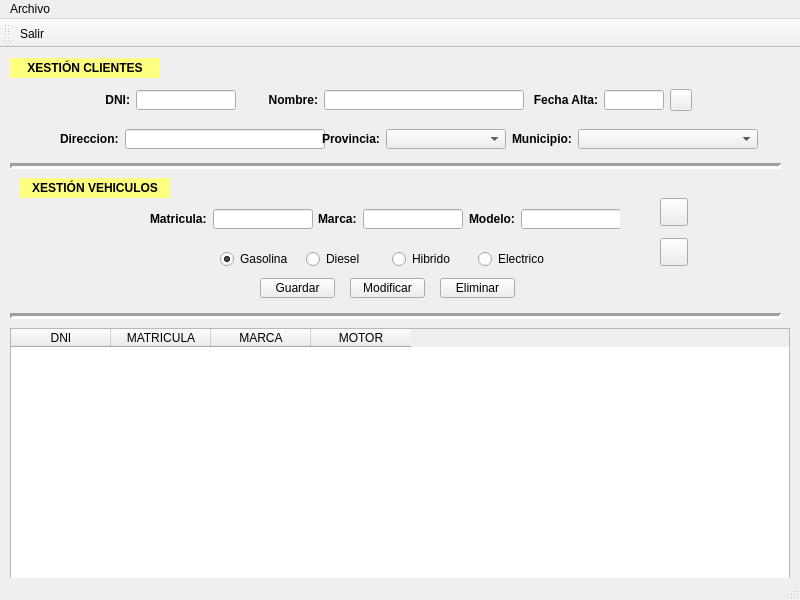
Before: the Qt Designer form QuintanaRanha/ventMain.ui in Martin-Quintana/Desenvolvemento-de-Interfaces, drawn with Qt 5.
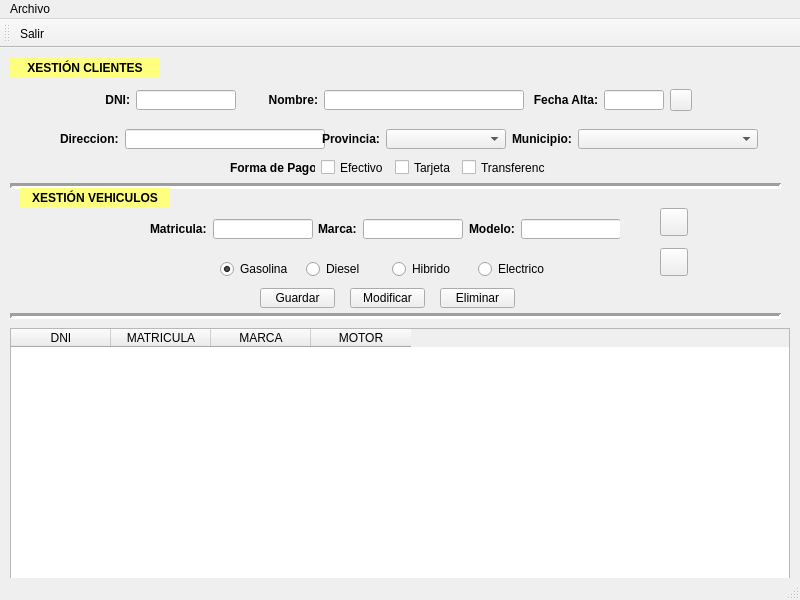
After: the same form once the commit is applied. Icons and pictures are not drawn.

```diff
--- a/QuintanaRanha/ventMain.ui
+++ b/QuintanaRanha/ventMain.ui
@@ -71,7 +71,7 @@
     <property name="geometry">
      <rect>
       <x>10</x>
-      <y>110</y>
+      <y>130</y>
       <width>771</width>
       <height>16</height>
      </rect>
@@ -87,7 +87,7 @@
     <property name="geometry">
      <rect>
       <x>20</x>
-      <y>130</y>
+      <y>140</y>
       <width>150</width>
       <height>20</height>
      </rect>
@@ -428,7 +428,7 @@
     <property name="geometry">
      <rect>
       <x>150</x>
-      <y>160</y>
+      <y>170</y>
       <width>470</width>
       <height>22</height>
      </rect>
@@ -543,7 +543,7 @@
     <property name="geometry">
      <rect>
       <x>220</x>
-      <y>200</y>
+      <y>210</y>
       <width>340</width>
       <height>22</height>
      </rect>
@@ -688,7 +688,7 @@
     <property name="geometry">
      <rect>
       <x>260</x>
-      <y>230</y>
+      <y>240</y>
       <width>75</width>
       <height>20</height>
      </rect>
@@ -713,7 +713,7 @@
     <property name="geometry">
      <rect>
       <x>350</x>
-      <y>230</y>
+      <y>240</y>
       <width>75</width>
       <height>20</height>
      </rect>
@@ -738,7 +738,7 @@
     <property name="geometry">
      <rect>
       <x>440</x>
-      <y>230</y>
+      <y>240</y>
       <width>75</width>
       <height>20</height>
      </rect>
@@ -763,7 +763,7 @@
     <property name="geometry">
      <rect>
       <x>660</x>
-      <y>190</y>
+      <y>200</y>
       <width>28</width>
       <height>28</height>
      </rect>
@@ -798,7 +798,7 @@
     <property name="geometry">
      <rect>
       <x>660</x>
-      <y>150</y>
+      <y>160</y>
       <width>28</width>
       <height>28</height>
      </rect>
@@ -829,6 +829,52 @@
      </size>
     </property>
    </widget>
+   <widget class="QWidget" name="">
+    <property name="geometry">
+     <rect>
+      <x>230</x>
+      <y>110</y>
+      <width>316</width>
+      <height>19</height>
+     </rect>
+    </property>
+    <layout class="QHBoxLayout" name="horizontalLayout_5">
+     <item>
+      <widget class="QLabel" name="lblFormaPago">
+       <property name="font">
+        <font>
+         <weight>75</weight>
+         <bold>true</bold>
+        </font>
+       </property>
+       <property name="text">
+        <string>Forma de Pago:</string>
+       </property>
+      </widget>
+     </item>
+     <item>
+      <widget class="QCheckBox" name="chkEfectivo">
+       <property name="text">
+        <string>Efectivo</string>
+       </property>
+      </widget>
+     </item>
+     <item>
+      <widget class="QCheckBox" name="chkTar">
+       <property name="text">
+        <string>Tarjeta</string>
+       </property>
+      </widget>
+     </item>
+     <item>
+      <widget class="QCheckBox" name="chkTrans">
+       <property name="text">
+        <string>Transferencia</string>
+       </property>
+      </widget>
+     </item>
+    </layout>
+   </widget>
   </widget>
   <widget class="QMenuBar" name="menubar">
    <property name="geometry">
```
